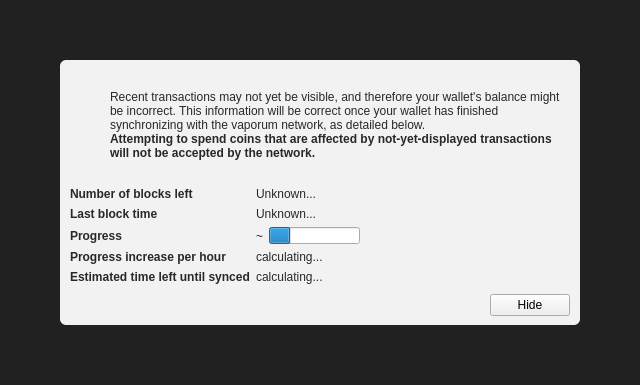
Before: the Qt Designer form src/qt/forms/modaloverlay.ui in VaporumCoin/VaporumOcean-0.7.2, drawn with Qt 5.
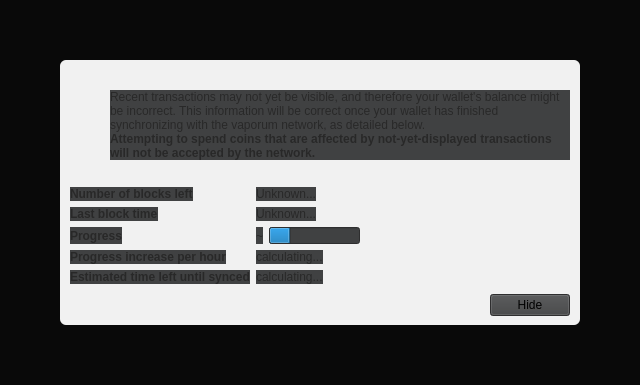
After: the same form once the commit is applied. Icons and pictures are not drawn. Custom widgets are drawn as their Qt base class.

```diff
--- a/src/qt/forms/modaloverlay.ui
+++ b/src/qt/forms/modaloverlay.ui
@@ -10,9 +10,103 @@
     <height>385</height>
    </rect>
   </property>
+  <property name="palette">
+   <palette>
+    <active>
+     <colorrole role="Button">
+      <brush brushstyle="SolidPattern">
+       <color alpha="255">
+        <red>64</red>
+        <green>65</green>
+        <blue>66</blue>
+       </color>
+      </brush>
+     </colorrole>
+     <colorrole role="Base">
+      <brush brushstyle="SolidPattern">
+       <color alpha="255">
+        <red>64</red>
+        <green>65</green>
+        <blue>66</blue>
+       </color>
+      </brush>
+     </colorrole>
+     <colorrole role="Window">
+      <brush brushstyle="SolidPattern">
+       <color alpha="255">
+        <red>64</red>
+        <green>65</green>
+        <blue>66</blue>
+       </color>
+      </brush>
+     </colorrole>
+    </active>
+    <inactive>
+     <colorrole role="Button">
+      <brush brushstyle="SolidPattern">
+       <color alpha="255">
+        <red>35</red>
+        <green>35</green>
+        <blue>35</blue>
+       </color>
+      </brush>
+     </colorrole>
+     <colorrole role="Base">
+      <brush brushstyle="SolidPattern">
+       <color alpha="255">
+        <red>51</red>
+        <green>51</green>
+        <blue>51</blue>
+       </color>
+      </brush>
+     </colorrole>
+     <colorrole role="Window">
+      <brush brushstyle="SolidPattern">
+       <color alpha="255">
+        <red>51</red>
+        <green>51</green>
+        <blue>51</blue>
+       </color>
+      </brush>
+     </colorrole>
+    </inactive>
+    <disabled>
+     <colorrole role="Button">
+      <brush brushstyle="SolidPattern">
+       <color alpha="255">
+        <red>64</red>
+        <green>65</green>
+        <blue>66</blue>
+       </color>
+      </brush>
+     </colorrole>
+     <colorrole role="Base">
+      <brush brushstyle="SolidPattern">
+       <color alpha="255">
+        <red>64</red>
+        <green>65</green>
+        <blue>66</blue>
+       </color>
+      </brush>
+     </colorrole>
+     <colorrole role="Window">
+      <brush brushstyle="SolidPattern">
+       <color alpha="255">
+        <red>64</red>
+        <green>65</green>
+        <blue>66</blue>
+       </color>
+      </brush>
+     </colorrole>
+    </disabled>
+   </palette>
+  </property>
   <property name="windowTitle">
    <string>Form</string>
   </property>
+  <property name="styleSheet">
+   <string notr="true">background-color: rgb(64, 65, 66);</string>
+  </property>
   <layout class="QVBoxLayout" name="verticalLayout" stretch="0">
    <property name="sizeConstraint">
     <enum>QLayout::SetDefaultConstraint</enum>
@@ -286,6 +380,15 @@
                     </color>
                    </brush>
                   </colorrole>
+                  <colorrole role="Button">
+                   <brush brushstyle="SolidPattern">
+                    <color alpha="255">
+                     <red>64</red>
+                     <green>65</green>
+                     <blue>66</blue>
+                    </color>
+                   </brush>
+                  </colorrole>
                   <colorrole role="Text">
                    <brush brushstyle="SolidPattern">
                     <color alpha="255">
@@ -304,6 +407,24 @@
                     </color>
                    </brush>
                   </colorrole>
+                  <colorrole role="Base">
+                   <brush brushstyle="SolidPattern">
+                    <color alpha="255">
+                     <red>64</red>
+                     <green>65</green>
+                     <blue>66</blue>
+                    </color>
+                   </brush>
+                  </colorrole>
+                  <colorrole role="Window">
+                   <brush brushstyle="SolidPattern">
+                    <color alpha="255">
+                     <red>64</red>
+                     <green>65</green>
+                     <blue>66</blue>
+                    </color>
+                   </brush>
+                  </colorrole>
                   <colorrole role="PlaceholderText">
                    <brush brushstyle="SolidPattern">
                     <color alpha="255">
@@ -324,6 +445,15 @@
                     </color>
                    </brush>
                   </colorrole>
+                  <colorrole role="Button">
+                   <brush brushstyle="SolidPattern">
+                    <color alpha="255">
+                     <red>64</red>
+                     <green>65</green>
+                     <blue>66</blue>
+                    </color>
+                   </brush>
+                  </colorrole>
                   <colorrole role="Text">
                    <brush brushstyle="SolidPattern">
                     <color alpha="255">
@@ -342,6 +472,24 @@
                     </color>
                    </brush>
                   </colorrole>
+                  <colorrole role="Base">
+                   <brush brushstyle="SolidPattern">
+                    <color alpha="255">
+                     <red>64</red>
+                     <green>65</green>
+                     <blue>66</blue>
+                    </color>
+                   </brush>
+                  </colorrole>
+                  <colorrole role="Window">
+                   <brush brushstyle="SolidPattern">
+                    <color alpha="255">
+                     <red>64</red>
+                     <green>65</green>
+                     <blue>66</blue>
+                    </color>
+                   </brush>
+                  </colorrole>
                   <colorrole role="PlaceholderText">
                    <brush brushstyle="SolidPattern">
                     <color alpha="255">
@@ -362,6 +510,15 @@
                     </color>
                    </brush>
                   </colorrole>
+                  <colorrole role="Button">
+                   <brush brushstyle="SolidPattern">
+                    <color alpha="255">
+                     <red>64</red>
+                     <green>65</green>
+                     <blue>66</blue>
+                    </color>
+                   </brush>
+                  </colorrole>
                   <colorrole role="Text">
                    <brush brushstyle="SolidPattern">
                     <color alpha="255">
@@ -380,6 +537,24 @@
                     </color>
                    </brush>
                   </colorrole>
+                  <colorrole role="Base">
+                   <brush brushstyle="SolidPattern">
+                    <color alpha="255">
+                     <red>64</red>
+                     <green>65</green>
+                     <blue>66</blue>
+                    </color>
+                   </brush>
+                  </colorrole>
+                  <colorrole role="Window">
+                   <brush brushstyle="SolidPattern">
+                    <color alpha="255">
+                     <red>64</red>
+                     <green>65</green>
+                     <blue>66</blue>
+                    </color>
+                   </brush>
+                  </colorrole>
                   <colorrole role="PlaceholderText">
                    <brush brushstyle="SolidPattern">
                     <color alpha="255">
```
